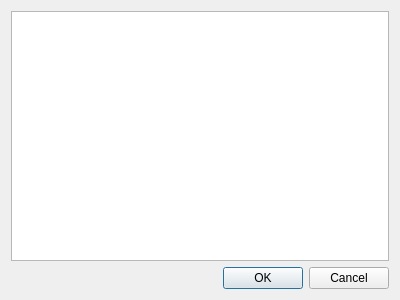
First picture: the form in L021/UV_popup.ui, repository nem-e5i5/LO21P2014, before the edit.
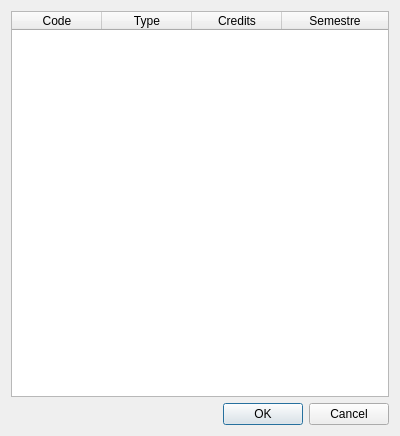
Second picture: the form after the edit.

Diff of the .ui file:
```diff
--- a/L021/UV_popup.ui
+++ b/L021/UV_popup.ui
@@ -7,14 +7,14 @@
     <x>0</x>
     <y>0</y>
     <width>400</width>
-    <height>300</height>
+    <height>436</height>
    </rect>
   </property>
   <property name="windowTitle">
    <string>Selection UV</string>
   </property>
   <layout class="QGridLayout" name="gridLayout">
-   <item row="2" column="0">
+   <item row="1" column="0">
     <widget class="QDialogButtonBox" name="buttonBox">
      <property name="orientation">
       <enum>Qt::Horizontal</enum>
@@ -25,10 +25,51 @@
     </widget>
    </item>
    <item row="0" column="0">
-    <widget class="QColumnView" name="columnView">
+    <widget class="QTableWidget" name="tableWidget">
+     <property name="editTriggers">
+      <set>QAbstractItemView::NoEditTriggers</set>
+     </property>
      <property name="selectionMode">
       <enum>QAbstractItemView::SingleSelection</enum>
      </property>
+     <property name="selectionBehavior">
+      <enum>QAbstractItemView::SelectRows</enum>
+     </property>
+     <property name="sortingEnabled">
+      <bool>true</bool>
+     </property>
+     <attribute name="horizontalHeaderDefaultSectionSize">
+      <number>90</number>
+     </attribute>
+     <attribute name="horizontalHeaderShowSortIndicator" stdset="0">
+      <bool>true</bool>
+     </attribute>
+     <attribute name="horizontalHeaderStretchLastSection">
+      <bool>true</bool>
+     </attribute>
+     <attribute name="verticalHeaderVisible">
+      <bool>false</bool>
+     </attribute>
+     <column>
+      <property name="text">
+       <string>Code</string>
+      </property>
+     </column>
+     <column>
+      <property name="text">
+       <string>Type</string>
+      </property>
+     </column>
+     <column>
+      <property name="text">
+       <string>Credits</string>
+      </property>
+     </column>
+     <column>
+      <property name="text">
+       <string>Semestre</string>
+      </property>
+     </column>
     </widget>
    </item>
   </layout>
```
